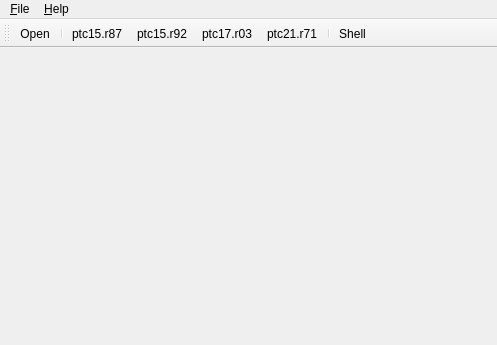
Before: the Qt Designer form neuropy/neuropy.ui in neuropy/neuropy, drawn with Qt 5.
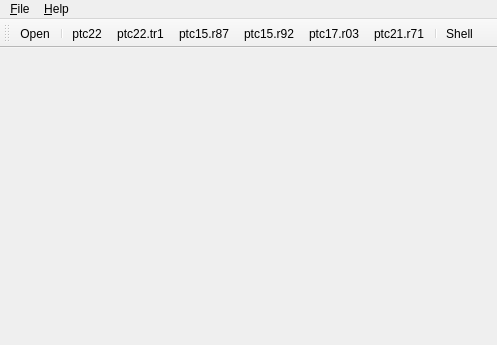
After: the same form once the commit is applied. Icons and pictures are not drawn.

Commit message: remove all mention of ConstrainedNeuron in CodeCorrPDF to make it work again lastcmd() works now make Open dialog open animal and track paths, not just recording paths drop into ipython debugger on error in main.py cleanup, especially of long lines

Diff of the .ui file:
```diff
--- a/neuropy/neuropy.ui
+++ b/neuropy/neuropy.ui
@@ -85,6 +85,8 @@
    </attribute>
    <addaction name="actionOpen"/>
    <addaction name="separator"/>
+   <addaction name="action_ptc22"/>
+   <addaction name="action_ptc22_tr1"/>
    <addaction name="action_ptc15_r87"/>
    <addaction name="action_ptc15_r92"/>
    <addaction name="action_ptc17_r03"/>
@@ -189,6 +191,22 @@
     <string>ptc21.r71</string>
    </property>
   </action>
+  <action name="action_ptc22">
+   <property name="text">
+    <string>ptc22</string>
+   </property>
+   <property name="toolTip">
+    <string>ptc22</string>
+   </property>
+  </action>
+  <action name="action_ptc22_tr1">
+   <property name="text">
+    <string>ptc22.tr1</string>
+   </property>
+   <property name="toolTip">
+    <string>ptc22.tr1</string>
+   </property>
+  </action>
  </widget>
  <resources/>
  <connections/>
```
The commit also changes 5 other files.
